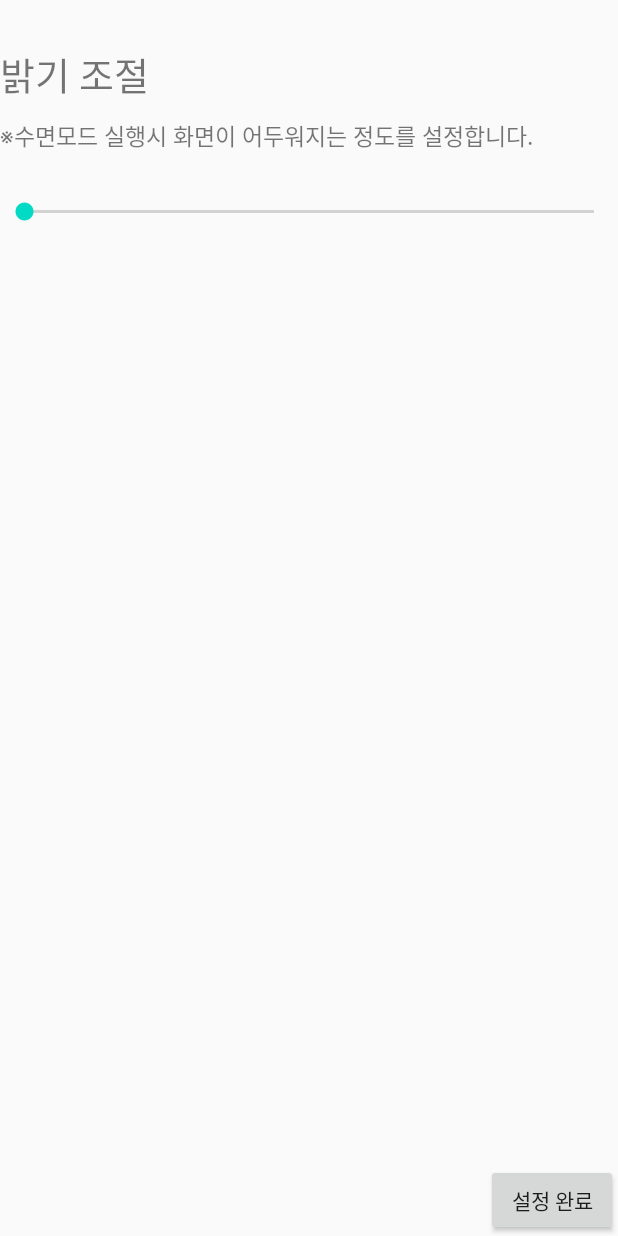
After one commit to Gangglion/Sleeper, an Android app: the BrightControl screen opened directly, with no data from a screen before it, on a phone screen of 412 x 824 dp. The commit adds this screen. Run offline under Robolectric (Android 15) with nearby library versions, the phone set to English and light mode, and no system bars.

Commit message:
기본화면 구성

```diff
--- a/Sleep_Project/app/src/main/AndroidManifest.xml
+++ b/Sleep_Project/app/src/main/AndroidManifest.xml
@@ -21,7 +21,10 @@
         android:roundIcon="@mipmap/ic_launcher_round"
         android:supportsRtl="true"
         android:theme="@style/Theme.Sleep_Project">
-        <activity android:name=".personaltab"></activity>
+        <activity android:name=".ringkind"></activity>
+        <activity android:name=".selectapplock" />
+        <activity android:name=".BrightControl" />
+        <activity android:name=".personaltab" />
         <activity android:name=".seeservicetab" />
         <activity android:name=".UI_1_4_UserInfo_Activity" />
         <activity
--- /dev/null
+++ b/Sleep_Project/app/src/main/java/com/example/sleep_project/BrightControl.java
@@ -0,0 +1,63 @@
+package com.example.sleep_project;
+
+import androidx.appcompat.app.ActionBar;
+import androidx.appcompat.app.AppCompatActivity;
+
+import android.os.Bundle;
+import android.view.View;
+import android.view.WindowManager;
+import android.widget.Button;
+import android.widget.SeekBar;
+import android.widget.TextView;
+import android.widget.Toast;
+
+public class BrightControl extends AppCompatActivity {
+    Button settingokbtn;
+    @Override
+    protected void onCreate(Bundle savedInstanceState) {
+        super.onCreate(savedInstanceState);
+        setContentView(R.layout.bright_control_layout);
+        //상단 액션바 숨기는 코드
+        ActionBar actionBar = getSupportActionBar();
+        actionBar.hide();
+
+        SeekBar brightbar = findViewById(R.id.seekbar_control);
+        settingokbtn = findViewById(R.id.brightset_okbtn);
+
+        brightbar.setOnSeekBarChangeListener(new SeekBar.OnSeekBarChangeListener() {
+            @Override
+            public void onProgressChanged(SeekBar seekBar, int progress, boolean fromUser) {
+                setBrightness(progress);
+            }
+
+            @Override
+            public void onStartTrackingTouch(SeekBar seekBar) {
+
+            }
+
+            @Override
+            public void onStopTrackingTouch(SeekBar seekBar) {
+
+            }
+        });
+
+        settingokbtn.setOnClickListener(new View.OnClickListener() {
+            @Override
+            public void onClick(View v) {
+                Toast.makeText(getApplicationContext(), "밝기값이 sharedPreference에 저장됩니다.", Toast.LENGTH_SHORT).show();
+                finish();
+            }
+        });
+    }
+    private void setBrightness(int value){
+        //시크바에 저장한 밝기 값이 sharedPreference에 저장되는 메소드로 수정할 예정
+        if(value <0){
+            value = 0;
+        }else if(value>100){
+            value=100;
+        }
+        WindowManager.LayoutParams params = getWindow().getAttributes();
+        params.screenBrightness = (float)value / 100;
+        getWindow().setAttributes(params);
+    }
+}
--- /dev/null
+++ b/Sleep_Project/app/src/main/res/layout/bright_control_layout.xml
@@ -0,0 +1,39 @@
+<?xml version="1.0" encoding="utf-8"?>
+<RelativeLayout xmlns:android="http://schemas.android.com/apk/res/android"
+    xmlns:app="http://schemas.android.com/apk/res-auto"
+    xmlns:tools="http://schemas.android.com/tools"
+    android:layout_width="match_parent"
+    android:layout_height="match_parent"
+    tools:context=".BrightControl">
+    <TextView
+        android:id="@+id/bright_text"
+        android:layout_width="wrap_content"
+        android:layout_height="wrap_content"
+        android:textSize="25sp"
+        android:layout_marginTop="30dp"
+        android:text="밝기 조절"/>
+    <TextView
+        android:id="@+id/bright_text2"
+        android:layout_width="wrap_content"
+        android:layout_height="wrap_content"
+        android:layout_below="@+id/bright_text"
+        android:layout_marginTop="10dp"
+        android:text="※수면모드 실행시 화면이 어두워지는 정도를 설정합니다."
+        android:textSize="15sp"/>
+    <SeekBar
+        android:layout_width="match_parent"
+        android:layout_height="wrap_content"
+        android:layout_below="@id/bright_text2"
+        android:layout_marginTop="30dp"
+        android:id="@+id/seekbar_control"
+        android:max="100"/>
+    <Button
+        android:id="@+id/brightset_okbtn"
+        android:layout_width="wrap_content"
+        android:layout_height="wrap_content"
+        android:layout_alignParentEnd="true"
+        android:layout_alignParentBottom="true"
+        android:text="설정 완료"/>
+
+
+</RelativeLayout>
```
Also changed, not shown: Sleep_Project/app/src/main/java/com/example/sleep_project/AppInfo.java (added, +41 -0 lines), Sleep_Project/app/src/main/java/com/example/sleep_project/ringkind.java (added, +18 -0 lines), Sleep_Project/app/src/main/java/com/example/sleep_project/selectapplock.java (added, +312 -0 lines), Sleep_Project/app/src/main/res/layout/ringkind_layout.xml (added, +9 -0 lines), Sleep_Project/app/src/main/res/layout/selectapplock_layout.xml (added, +9 -0 lines), Sleep_Project/app/src/main/res/values/strings.xml (+8 -1 lines), Sleep_Project/app/src/main/res/xml/root_preferences.xml (+29 -4 lines), Sleep_Project/app/src/main/res/drawable/setting_bright.png (added), Sleep_Project/app/src/main/res/drawable/setting_selectapplock.png (added).
